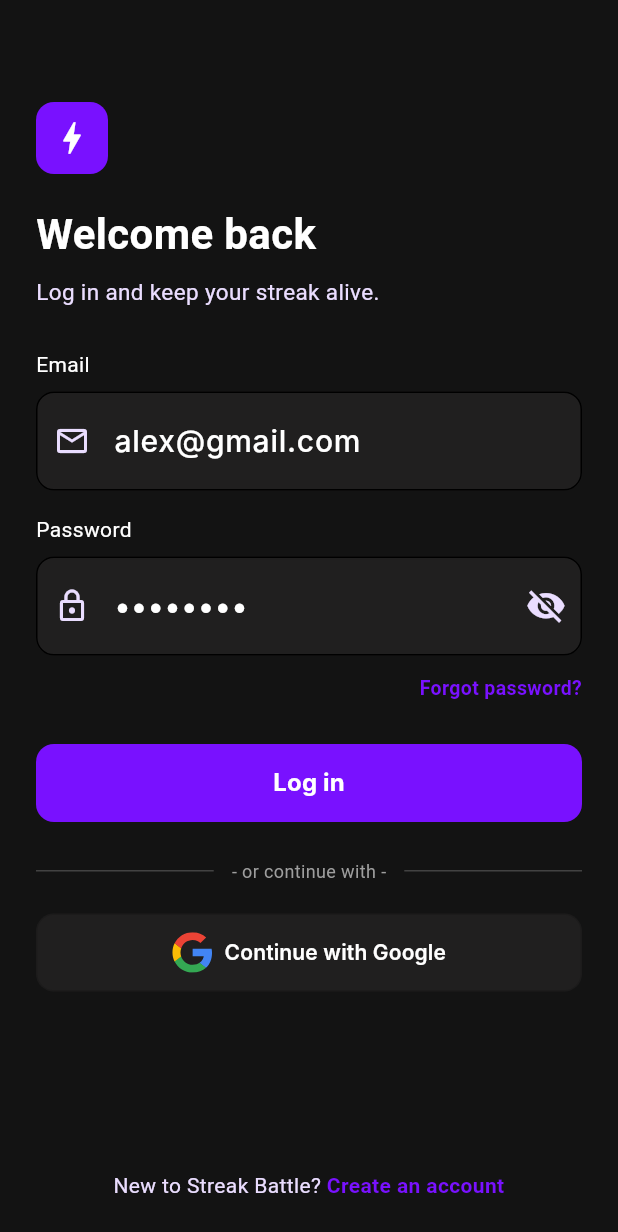
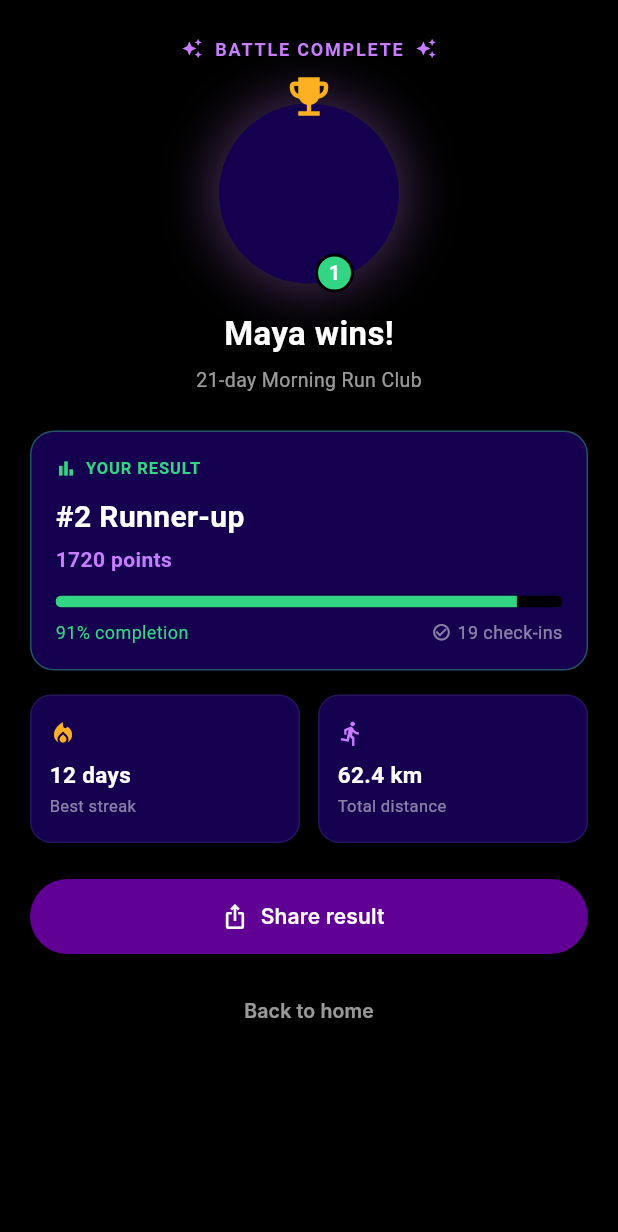
Before and after one commit to zeinawael735/Streak-Battle, a Flutter app: the screen it shows after launch, on a phone screen of 412 x 824 dp. Shown: the top 1232 px of the screen. Run offline on Flutter 3.47's test engine with Material 3 defaults, Android fonts, the phone set to English and light mode, and no system bars; our stand-ins replace cloud_firestore, equatable, firebase_auth, firebase_core, flutter_bloc, flutter_local_notifications and 7 more; accounts and stored records are empty; Roboto replaces fonts that are missing (Inter, Manrope).

Commit message:
Add Battle Result screen UI with placeholder data (TI-33)

```diff
--- a/lib/core/routes/app_routes.dart
+++ b/lib/core/routes/app_routes.dart
@@ -9,6 +9,7 @@
   static const String joinBattle = '/join-battle';
   static const String battleDetails = '/battle-details';
   static const String checkIn = '/check-in';
+  static const String battleResult = '/battle-result';
 
   static const String login = '/login';
   static const String signUp = '/sign-up';
--- /dev/null
+++ b/lib/features/results/view/screens/battle_result_screen.dart
@@ -0,0 +1,335 @@
+import 'package:flutter/material.dart';
+import 'package:flutter_bloc/flutter_bloc.dart';
+import 'package:streak_battle/core/theme/theme.dart';
+import '../../view_model/battle_result_cubit.dart';
+import '../../view_model/battle_result_state.dart';
+
+class BattleResultScreen extends StatelessWidget {
+  const BattleResultScreen({super.key});
+
+  @override
+  Widget build(BuildContext context) {
+    return BlocProvider(
+      create: (_) => BattleResultCubit(),
+      child: const _BattleResultView(),
+    );
+  }
+}
+
+class _BattleResultView extends StatelessWidget {
+  const _BattleResultView();
+
+  @override
+  Widget build(BuildContext context) {
+    return Scaffold(
+      backgroundColor: AppColors.black,
+      body: SafeArea(
+        child: BlocBuilder<BattleResultCubit, BattleResultState>(
+          builder: (context, state) {
+            if (state is BattleResultCalculating) {
+              return const Center(
+                child: CircularProgressIndicator(color: AppColors.violetFocus),
+              );
+            }
+
+            if (state is BattleResultError) {
+              return Center(
+                child: Text(state.message,
+                    style: const TextStyle(color: AppColors.white)),
+              );
+            }
+
+            final result = state as BattleResultLoaded;
+
+            return SingleChildScrollView(
+              padding: const EdgeInsets.symmetric(horizontal: 20),
+              child: Column(
+                children: [
+                  const SizedBox(height: 24),
+
+                  // ================= HEADER =================
+                  const Row(
+                    mainAxisAlignment: MainAxisAlignment.center,
+                    children: [
+                      Icon(Icons.auto_awesome,
+                          color: AppColors.violetFocus, size: 14),
+                      SizedBox(width: 8),
+                      Text(
+                        'BATTLE COMPLETE',
+                        style: TextStyle(
+                          color: AppColors.violetFocus,
+                          fontSize: 12,
+                          fontWeight: FontWeight.bold,
+                          letterSpacing: 1.2,
+                        ),
+                      ),
+                      SizedBox(width: 8),
+                      Icon(Icons.auto_awesome,
+                          color: AppColors.violetFocus, size: 14),
+                    ],
+                  ),
+
+                  const SizedBox(height: 28),
+
+                  // ================= WINNER CIRCLE =================
+                  Stack(
+                    clipBehavior: Clip.none,
+                    alignment: Alignment.center,
+                    children: [
+                      Container(
+                        width: 120,
+                        height: 120,
+                        decoration: BoxDecoration(
+                          shape: BoxShape.circle,
+                          color: AppColors.indigo,
+                          boxShadow: [
+                            BoxShadow(
+                              color: AppColors.violetFocus.withOpacity(0.35),
+                              blurRadius: 30,
+                              spreadRadius: 4,
+                            ),
+                          ],
+                        ),
+                      ),
+                      Positioned(
+                        top: -22,
+                        child: Icon(Icons.emoji_events,
+                            color: AppColors.warning, size: 34),
+                      ),
+                      Positioned(
+                        bottom: -6,
+                        right: 30,
+                        child: Container(
+                          width: 26,
+                          height: 26,
+                          decoration: BoxDecoration(
+                            color: AppColors.success,
+                            shape: BoxShape.circle,
+                            border: Border.all(color: AppColors.black, width: 2),
+                          ),
+                          child: const Center(
+                            child: Text('1',
+                                style: TextStyle(
+                                    color: AppColors.white,
+                                    fontWeight: FontWeight.bold,
+                                    fontSize: 13)),
+                          ),
+                        ),
+                      ),
+                    ],
+                  ),
+
+                  const SizedBox(height: 18),
+
+                  Text(
+                    '${result.winnerName} wins!',
+                    style: const TextStyle(
+                      color: AppColors.white,
+                      fontSize: 22,
+                      fontWeight: FontWeight.bold,
+                    ),
+                  ),
+
+                  const SizedBox(height: 6),
+
+                  Text(
+                    result.battleTitle,
+                    style: TextStyle(
+                      color: AppColors.white.withOpacity(0.6),
+                      fontSize: 13,
+                    ),
+                  ),
+
+                  const SizedBox(height: 24),
+
+                  // ================= YOUR RESULT CARD =================
+                  Container(
+                    width: double.infinity,
+                    padding: const EdgeInsets.all(16),
+                    decoration: BoxDecoration(
+                      color: AppColors.indigo,
+                      borderRadius: BorderRadius.circular(16),
+                      border: Border.all(
+                          color: AppColors.success.withOpacity(0.4)),
+                    ),
+                    child: Column(
+                      crossAxisAlignment: CrossAxisAlignment.start,
+                      children: [
+                        Row(
+                          children: [
+                            Icon(Icons.bar_chart,
+                                color: AppColors.success, size: 14),
+                            const SizedBox(width: 6),
+                            Text(
+                              'YOUR RESULT',
+                              style: TextStyle(
+                                color: AppColors.success,
+                                fontSize: 11,
+                                fontWeight: FontWeight.bold,
+                                letterSpacing: 0.6,
+                              ),
+                            ),
+                          ],
+                        ),
+                        const SizedBox(height: 10),
+                        Text(
+                          result.userRankLabel,
+                          style: const TextStyle(
+                            color: AppColors.white,
+                            fontSize: 20,
+                            fontWeight: FontWeight.bold,
+                          ),
+                        ),
+                        const SizedBox(height: 4),
+                        Text(
+                          '${result.points} points',
+                          style: const TextStyle(
+                            color: AppColors.violetFocus,
+                            fontSize: 14,
+                            fontWeight: FontWeight.w600,
+                          ),
+                        ),
+                        const SizedBox(height: 14),
+                        ClipRRect(
+                          borderRadius: BorderRadius.circular(10),
+                          child: LinearProgressIndicator(
+                            value: result.completionPercent,
+                            minHeight: 8,
+                            backgroundColor: AppColors.black,
+                            valueColor: const AlwaysStoppedAnimation(
+                                AppColors.success),
+                          ),
+                        ),
+                        const SizedBox(height: 8),
+                        Row(
+                          mainAxisAlignment: MainAxisAlignment.spaceBetween,
+                          children: [
+                            Text(
+                              '${(result.completionPercent * 100).round()}% completion',
+                              style: TextStyle(
+                                  color: AppColors.success, fontSize: 12),
+                            ),
+                            Row(
+                              children: [
+                                Icon(Icons.check_circle_outline,
+                                    color: AppColors.white.withOpacity(0.5),
+                                    size: 13),
+                                const SizedBox(width: 4),
+                                Text(
+                                  '${result.checkIns} check-ins',
+                                  style: TextStyle(
+                                      color: AppColors.white.withOpacity(0.5),
+                                      fontSize: 12),
+                                ),
+                              ],
+                            ),
+                          ],
+                        ),
+                      ],
+                    ),
+                  ),
+
+                  const SizedBox(height: 16),
+
+                  // ================= STATS CARDS =================
+                  Row(
+                    children: [
+                      Expanded(
+                        child: _statCard(
+                          icon: Icons.local_fire_department,
+                          iconColor: AppColors.warning,
+                          value: '${result.bestStreak} days',
+                          label: 'Best streak',
+                        ),
+                      ),
+                      const SizedBox(width: 12),
+                      Expanded(
+                        child: _statCard(
+                          icon: Icons.directions_run,
+                          iconColor: AppColors.violetFocus,
+                          value: '${result.totalDistanceKm} km',
+                          label: 'Total distance',
+                        ),
+                      ),
+                    ],
+                  ),
+
+                  const SizedBox(height: 24),
+
+                  // ================= SHARE BUTTON =================
+                  SizedBox(
+                    width: double.infinity,
+                    height: 50,
+                    child: ElevatedButton.icon(
+                      onPressed: () {
+                        // TODO: implement Share Results (share_plus already in pubspec)
+                      },
+                      icon: const Icon(Icons.ios_share, size: 18),
+                      label: const Text('Share result'),
+                      style: ElevatedButton.styleFrom(
+                        backgroundColor: AppColors.purple,
+                        foregroundColor: AppColors.white,
+                        shape: RoundedRectangleBorder(
+                          borderRadius: BorderRadius.circular(26),
+                        ),
+                      ),
+                    ),
+                  ),
+
+                  const SizedBox(height: 14),
+
+                  TextButton(
+                    onPressed: () {
+                      Navigator.popUntil(context, (route) => route.isFirst);
+                    },
+                    child: Text(
+                      'Back to home',
+                      style: TextStyle(
+                        color: AppColors.white.withOpacity(0.6),
+                        fontSize: 13,
+                      ),
+                    ),
+                  ),
+
+                  const SizedBox(height: 20),
+                ],
+              ),
+            );
+          },
+        ),
+      ),
+    );
+  }
+
+  Widget _statCard({
+    required IconData icon,
+    required Color iconColor,
+    required String value,
+    required String label,
+  }) {
+    return Container(
+      padding: const EdgeInsets.symmetric(vertical: 16, horizontal: 12),
+      decoration: BoxDecoration(
+        color: AppColors.indigo,
+        borderRadius: BorderRadius.circular(14),
+        border: Border.all(color: AppColors.white.withOpacity(0.08)),
+      ),
+      child: Column(
+        crossAxisAlignment: CrossAxisAlignment.start,
+        children: [
+          Icon(icon, color: iconColor, size: 18),
+          const SizedBox(height: 8),
+          Text(value,
+              style: const TextStyle(
+                  color: AppColors.white,
+                  fontSize: 15,
+                  fontWeight: FontWeight.bold)),
+          const SizedBox(height: 2),
+          Text(label,
+              style: TextStyle(
+                  color: AppColors.white.withOpacity(0.5), fontSize: 11)),
+        ],
+      ),
+    );
+  }
+}
--- /dev/null
+++ b/lib/features/results/view_model/battle_result_cubit.dart
@@ -0,0 +1,22 @@
+import 'package:flutter_bloc/flutter_bloc.dart';
+import 'battle_result_state.dart';
+
+class BattleResultCubit extends Cubit<BattleResultState> {
+  BattleResultCubit() : super(BattleResultCalculating()) {
+    _loadPlaceholderResult(); // TODO: replace with real Firestore logic once schema/rules are confirmed
+  }
+
+  Future<void> _loadPlaceholderResult() async {
+    await Future.delayed(const Duration(milliseconds: 600));
+    emit(const BattleResultLoaded(
+      battleTitle: '21-day Morning Run Club',
+      winnerName: 'Maya',
+      userRankLabel: '#2 Runner-up',
+      points: 1720,
+      completionPercent: 0.91,
+      checkIns: 19,
+      bestStreak: 12,
+      totalDistanceKm: 62.4,
+    ));
+  }
+}
--- /dev/null
+++ b/lib/features/results/view_model/battle_result_state.dart
@@ -0,0 +1,54 @@
+import 'package:equatable/equatable.dart';
+
+abstract class BattleResultState extends Equatable {
+  const BattleResultState();
+  @override
+  List<Object?> get props => [];
+}
+
+class BattleResultCalculating extends BattleResultState {}
+
+class BattleResultError extends BattleResultState {
+  final String message;
+  const BattleResultError(this.message);
+  @override
+  List<Object?> get props => [message];
+}
+
+// Base data shared across Winner / RunnerUp / Participant / Tie
+class BattleResultLoaded extends BattleResultState {
+  final String battleTitle;
+  final String winnerName;
+  final String userRankLabel; // e.g. "#2 Runner-up", "#1 Winner"
+  final int points;
+  final double completionPercent; // 0.0 - 1.0
+  final int checkIns;
+  final int bestStreak;
+  final double totalDistanceKm;
+  final bool isTie;
+
+  const BattleResultLoaded({
+    required this.battleTitle,
+    required this.winnerName,
+    required this.userRankLabel,
+    required this.points,
+    required this.completionPercent,
+    required this.checkIns,
+    required this.bestStreak,
+    required this.totalDistanceKm,
+    this.isTie = false,
+  });
+
+  @override
+  List<Object?> get props => [
+    battleTitle,
+    winnerName,
+    userRankLabel,
+    points,
+    completionPercent,
+    checkIns,
+    bestStreak,
+    totalDistanceKm,
+    isTie,
+  ];
+}
--- a/lib/main.dart
+++ b/lib/main.dart
@@ -1,4 +1,4 @@
-import 'package:firebase_core/firebase_core.dart';
+/*import 'package:firebase_core/firebase_core.dart';
 import 'package:flutter/material.dart';
 import 'package:streak_battle/features/battle/view/screens/battle_details_screen.dart';
 import 'core/theme/theme.dart';
@@ -63,4 +63,72 @@
       },
     );
   }
+}*/
+import 'package:firebase_core/firebase_core.dart';
+import 'package:flutter/material.dart';
+import 'package:streak_battle/features/battle/view/screens/battle_details_screen.dart';
+import 'package:streak_battle/features/results/view/screens/battle_result_screen.dart'; // TEMP: for testing
+import 'core/theme/theme.dart';
+import 'core/helper/auth_helper.dart';
+import 'core/routes/app_routes.dart';
+import 'features/app_section/view/screens/app_section.dart';
+import 'features/auth/login/view/screens/login_screen.dart';
+import 'features/auth/signup/view/screens/signup_screen.dart';
+import 'features/battle/view/screens/create_battle_screen.dart';
+import 'features/battle/view/screens/join_battle_screen.dart';
+import 'firebase_options.dart';
+import 'features/notification/view_model/notification_services.dart';
+
+void main() async {
+  WidgetsFlutterBinding.ensureInitialized();
+  await NotificationService.init();
+
+  if (Firebase.apps.isEmpty) {
+    await Firebase.initializeApp(
+      options: DefaultFirebaseOptions.currentPlatform,
+    );
+  }
+
+  final String initialRoute = await AuthHelper.getInitialRoute();
+
+  runApp(BattleStreakApp(initialRoute: initialRoute));
 }
+
+class BattleStreakApp extends StatelessWidget {
+  final String initialRoute;
+
+  const BattleStreakApp({super.key, required this.initialRoute});
+
+  @override
+  Widget build(BuildContext context) {
+    return MaterialApp(
+      debugShowCheckedModeBanner: false,
+      title: 'Streak Battle',
+      theme: AppTheme.lightTheme,
+      darkTheme: AppTheme.darkTheme,
+      themeMode: ThemeMode.dark,
+      initialRoute: AppRoutes.battleResult, // TEMP: was `initialRoute`
+      routes: {
+        AppRoutes.appSection: (context) => const AppSection(),
+        AppRoutes.createBattle: (context) => const CreateBattleScreen(),
+        AppRoutes.signUp: (context) => const SignupScreen(),
+        AppRoutes.login: (context) => const LoginScreen(),
+        AppRoutes.battleDetails: (context) => const BattleDetailsScreen(),
+        AppRoutes.joinBattle: (context) => const JoinBattleScreen(),
+        AppRoutes.battleResult: (context) => const BattleResultScreen(), // TEMP
+      },
+      onUnknownRoute: (settings) {
+        return MaterialPageRoute(
+          builder: (context) => const Scaffold(
+            body: Center(
+              child: Text(
+                'Page not found',
+                style: TextStyle(color: Colors.white),
+              ),
+            ),
+          ),
+        );
+      },
+    );
+  }
+}
```
Also changed, not shown: pubspec.lock.
